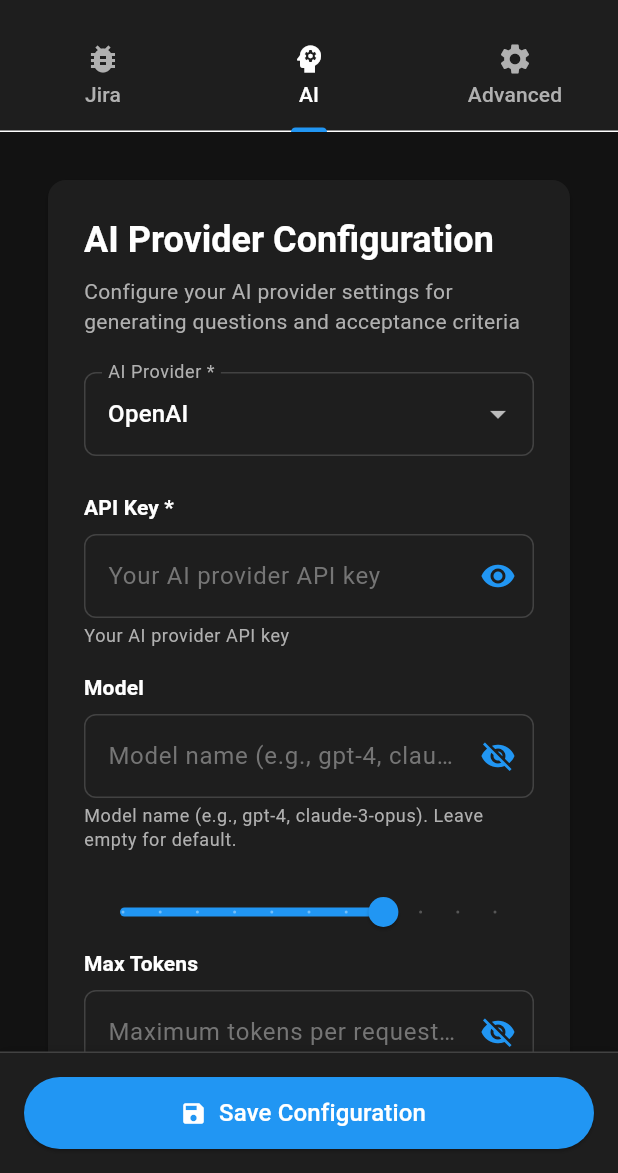
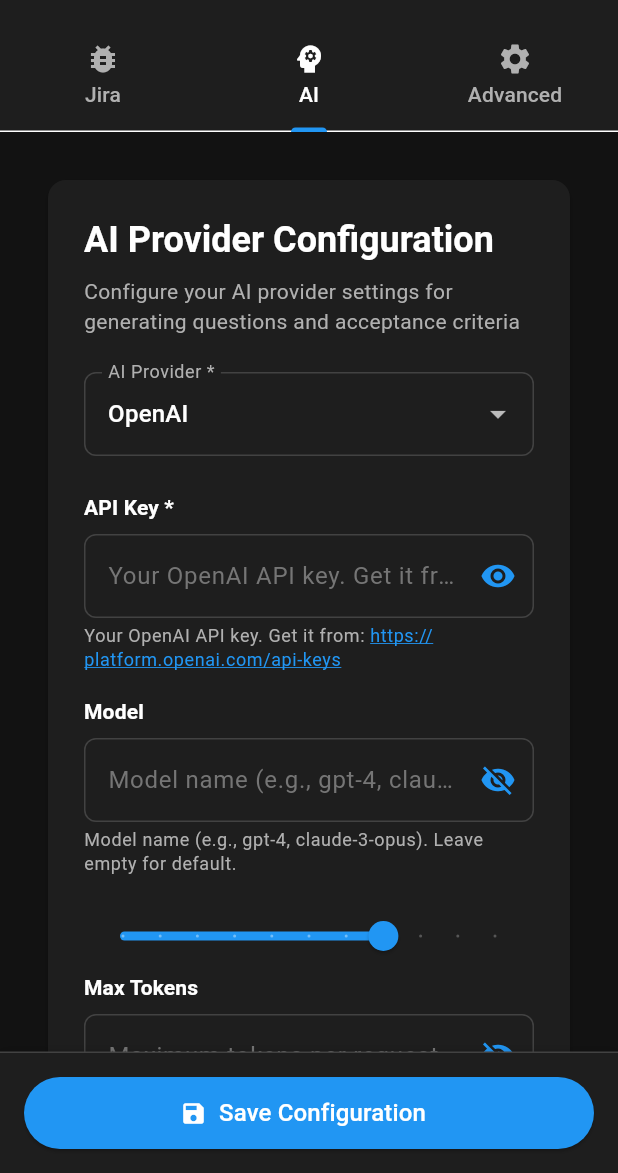
Before and after one commit to bogmanSDK/orbithub, a Flutter app: the screen it shows after launch, tab 2 chosen, on a phone screen of 412 x 824 dp, the part 63-1236 px from its top. Run offline on Flutter 3.47's test engine with Material 3 defaults, Android fonts, the phone set to English and light mode, and no system bars; our stand-ins replace dio, shared_preferences; missing offline and left inert: dart_openai, dotenv, mcp_dart; generated files the repository leaves out were written again.

Commit message:
Add clickable hyperlinks for token and configuration URLs in config UI

```diff
--- a/config-ui/lib/screens/ai_config_screen.dart
+++ b/config-ui/lib/screens/ai_config_screen.dart
@@ -44,7 +44,9 @@ class AIConfigScreen extends StatelessWidget {
               ConfigTextField(
                 label: 'API Key *',
                 value: config.aiApiKey,
-                helpText: 'Your AI provider API key',
+                helpText: config.aiProvider == 'claude'
+                    ? 'Your Claude API key. Get it from: https://console.anthropic.com/settings/keys'
+                    : 'Your OpenAI API key. Get it from: https://platform.openai.com/api-keys',
                 obscureText: true,
                 onChanged: (value) {
                   onConfigChanged(config.copyWith(aiApiKey: value));
--- a/config-ui/lib/screens/jira_config_screen.dart
+++ b/config-ui/lib/screens/jira_config_screen.dart
@@ -42,7 +42,7 @@ class JiraConfigScreen extends StatelessWidget {
           ConfigTextField(
             label: 'API Token *',
             value: config.jiraApiToken,
-            helpText: 'Your Jira API token (get it from https://id.atlassian.com/manage-profile/security/api-tokens)',
+            helpText: 'Your Jira API token. Get it from: https://id.atlassian.com/manage-profile/security/api-tokens',
             obscureText: true,
             onChanged: (value) {
               onConfigChanged(config.copyWith(jiraApiToken: value));
--- /dev/null
+++ b/config-ui/lib/widgets/clickable_link_text.dart
@@ -0,0 +1,84 @@
+import 'package:flutter/material.dart';
+import 'package:flutter/gestures.dart';
+import 'package:url_launcher/url_launcher.dart';
+
+/// Widget that displays text with clickable hyperlinks
+class ClickableLinkText extends StatelessWidget {
+  final String text;
+  final TextStyle? style;
+
+  const ClickableLinkText({
+    super.key,
+    required this.text,
+    this.style,
+  });
+
+  /// Extract URLs from text and create TextSpan with clickable links
+  List<TextSpan> _parseText(String text) {
+    final List<TextSpan> spans = [];
+    final RegExp urlRegex = RegExp(
+      r'https?://[^\s]+',
+      caseSensitive: false,
+    );
+
+    int lastMatchEnd = 0;
+    final Iterable<RegExpMatch> matches = urlRegex.allMatches(text);
+
+    for (final match in matches) {
+      // Add text before the URL
+      if (match.start > lastMatchEnd) {
+        spans.add(TextSpan(
+          text: text.substring(lastMatchEnd, match.start),
+        ));
+      }
+
+      // Add clickable URL
+      final String url = match.group(0)!;
+      spans.add(TextSpan(
+        text: url,
+        style: TextStyle(
+          color: const Color(0xFF2196F3), // Blue color for links
+          decoration: TextDecoration.underline,
+        ),
+        recognizer: TapGestureRecognizer()
+          ..onTap = () async {
+            final Uri uri = Uri.parse(url);
+            if (await canLaunchUrl(uri)) {
+              await launchUrl(uri, mode: LaunchMode.externalApplication);
+            }
+          },
+      ));
+
+      lastMatchEnd = match.end;
+    }
+
+    // Add remaining text after the last URL
+    if (lastMatchEnd < text.length) {
+      spans.add(TextSpan(
+        text: text.substring(lastMatchEnd),
+      ));
+    }
+
+    // If no URLs found, return the whole text as a single span
+    if (spans.isEmpty) {
+      spans.add(TextSpan(text: text));
+    }
+
+    return spans;
+  }
+
+  @override
+  Widget build(BuildContext context) {
+    final defaultStyle = style ??
+        Theme.of(context).textTheme.bodySmall?.copyWith(
+              color: Theme.of(context).colorScheme.onSurfaceVariant,
+            );
+
+    return RichText(
+      text: TextSpan(
+        style: defaultStyle,
+        children: _parseText(text),
+      ),
+    );
+  }
+}
--- a/config-ui/lib/widgets/config_text_field.dart
+++ b/config-ui/lib/widgets/config_text_field.dart
@@ -1,4 +1,5 @@
 import 'package:flutter/material.dart';
+import 'package:config_ui/widgets/clickable_link_text.dart';
 
 /// Reusable text field widget for configuration
 class ConfigTextField extends StatefulWidget {
@@ -45,10 +46,6 @@ class _ConfigTextFieldState extends State<ConfigTextField> {
         widget.onChanged!(_controller.text);
       }
     });
-
-    if (_initialValue.isNotEmpty) {
-      print('ConfigTextField ${widget.label} initialized with: ${_initialValue.substring(0, _initialValue.length.clamp(0, 20))}...');
-    }
   }
 
   @override
@@ -67,7 +64,6 @@ class _ConfigTextFieldState extends State<ConfigTextField> {
             widget.onChanged!(_controller.text);
           }
         });
-        print('Updated ${widget.label}: old="${oldWidget.value?.substring(0, 20)}" new="${newValue.substring(0, newValue.length.clamp(0, 20))}"');
       }
     }
   }
@@ -121,8 +117,8 @@ class _ConfigTextFieldState extends State<ConfigTextField> {
         ),
         if (widget.helpText != null && widget.errorText == null) ...[
           const SizedBox(height: 4),
-          Text(
-            widget.helpText!,
+          ClickableLinkText(
+            text: widget.helpText!,
             style: Theme.of(context).textTheme.bodySmall?.copyWith(
               color: Theme.of(context).colorScheme.onSurfaceVariant,
             ),
```
Also changed, not shown: 99 other files.
